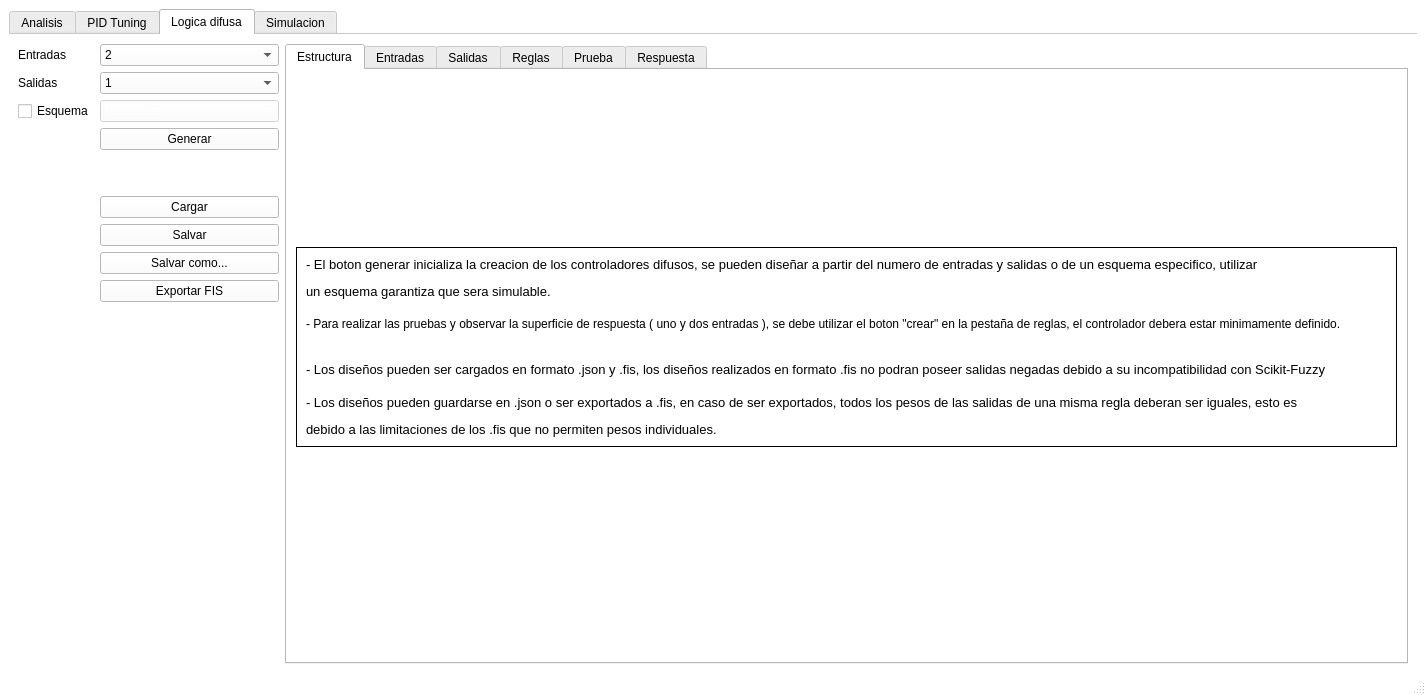
First picture: the form in Main aplication/VentanaPrincipal.ui, repository ezalorpro/LaboratorioDeControl, before the edit.
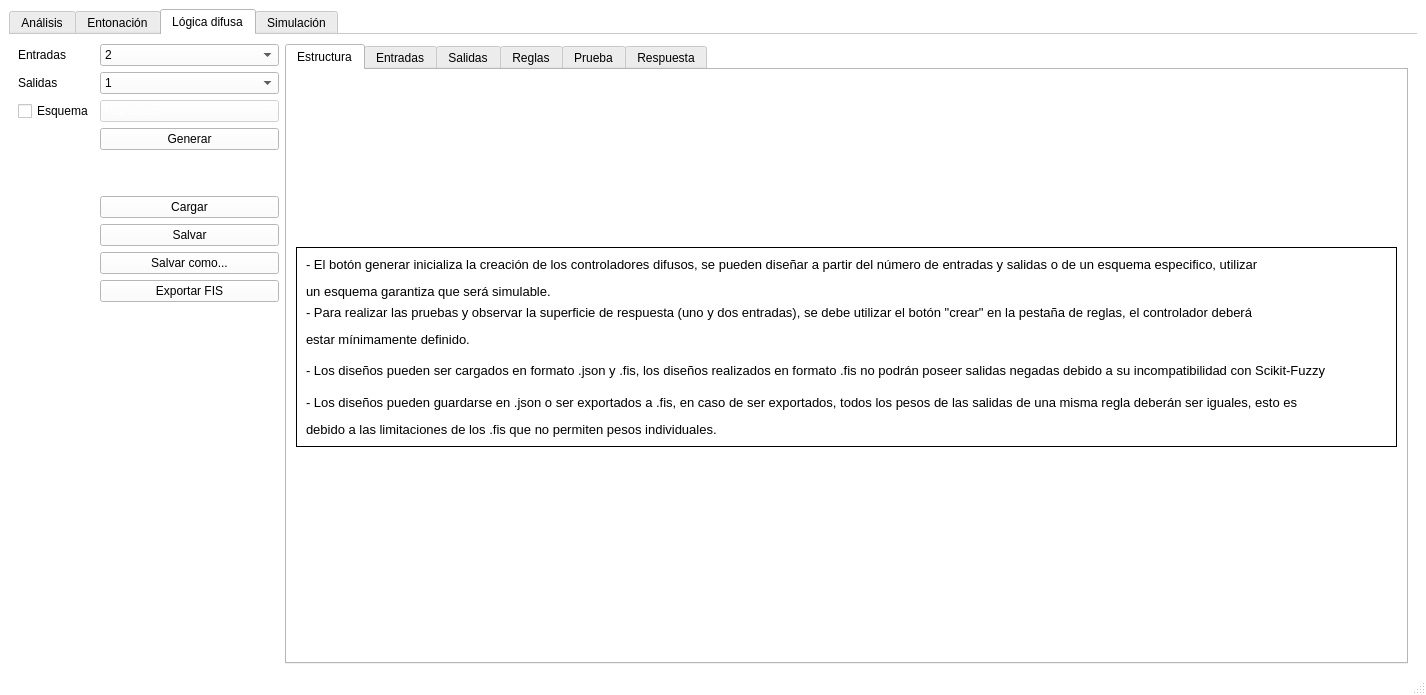
Second picture: the form after the edit. The open tabs and pages were chosen to show the change. Icons and pictures are not drawn. Custom widgets are drawn as their Qt base class.

Commit message: correcciones ortograficas interfaz grafica

The edit to the form file:
```diff
--- a/Main aplication/VentanaPrincipal.ui
+++ b/Main aplication/VentanaPrincipal.ui
@@ -423,7 +423,7 @@
       </property>
       <widget class="QWidget" name="analisisTab">
        <attribute name="title">
-        <string>Analisis</string>
+        <string>Análisis</string>
        </attribute>
        <layout class="QGridLayout" name="gridLayout_3">
         <item row="0" column="0">
@@ -1141,7 +1141,7 @@
       </widget>
       <widget class="QWidget" name="PIDTab">
        <attribute name="title">
-        <string>PID Tuning</string>
+        <string>Entonación</string>
        </attribute>
        <layout class="QGridLayout" name="gridLayout_8">
         <item row="0" column="0">
@@ -2790,7 +2790,7 @@
       </widget>
       <widget class="QWidget" name="fuzzyTab">
        <attribute name="title">
-        <string>Logica difusa</string>
+        <string>Lógica difusa</string>
        </attribute>
        <layout class="QGridLayout" name="gridLayout_16">
         <item row="0" column="0">
@@ -3131,28 +3131,28 @@
                    <item row="2" column="0">
                     <widget class="QLabel" name="label_36">
                      <property name="text">
-                      <string>&lt;html&gt;&lt;head/&gt;&lt;body&gt;&lt;p align=&quot;justify&quot;&gt;&lt;span style=&quot; font-size:10pt;&quot;&gt;- Los diseños pueden ser cargados en formato .json y .fis, los diseños realizados en formato .fis no podran poseer salidas negadas debido a su incompatibilidad con Scikit-Fuzzy&lt;/span&gt;&lt;/p&gt;&lt;/body&gt;&lt;/html&gt;</string>
+                      <string>&lt;html&gt;&lt;head/&gt;&lt;body&gt;&lt;p align=&quot;justify&quot;&gt;&lt;span style=&quot; font-size:10pt;&quot;&gt;- Los diseños pueden ser cargados en formato .json y .fis, los diseños realizados en formato .fis no podrán poseer salidas negadas debido a su incompatibilidad con Scikit-Fuzzy &lt;/span&gt;&lt;/p&gt;&lt;/body&gt;&lt;/html&gt;</string>
                      </property>
                     </widget>
                    </item>
                    <item row="0" column="0">
                     <widget class="QLabel" name="label_34">
                      <property name="text">
-                      <string>&lt;html&gt;&lt;head/&gt;&lt;body&gt;&lt;p align=&quot;justify&quot;&gt;&lt;span style=&quot; font-size:10pt;&quot;&gt;- El boton generar inicializa la creacion de los controladores difusos, se pueden diseñar a partir del numero de entradas y salidas o de un esquema especifico, utilizar&lt;/span&gt;&lt;/p&gt;&lt;p align=&quot;justify&quot;&gt;&lt;span style=&quot; font-size:10pt;&quot;&gt; un esquema garantiza que sera simulable.&lt;/span&gt;&lt;/p&gt;&lt;/body&gt;&lt;/html&gt;</string>
+                      <string>&lt;html&gt;&lt;head/&gt;&lt;body&gt;&lt;p&gt;&lt;span style=&quot; font-size:10pt;&quot;&gt;- El botón generar inicializa la creación de los controladores difusos, se pueden diseñar a partir del número de entradas y salidas o de un esquema especifico, utilizar&lt;/span&gt;&lt;/p&gt;&lt;p&gt;&lt;span style=&quot; font-size:10pt;&quot;&gt;un esquema garantiza que será simulable.&lt;/span&gt;&lt;/p&gt;&lt;/body&gt;&lt;/html&gt;</string>
                      </property>
                     </widget>
                    </item>
                    <item row="1" column="0">
                     <widget class="QLabel" name="label_35">
                      <property name="text">
-                      <string>&lt;html&gt;&lt;head/&gt;&lt;body&gt;&lt;p align=&quot;justify&quot;&gt;- Para realizar las pruebas y observar la superficie de respuesta ( uno y dos entradas ), se debe utilizar el boton &amp;quot;crear&amp;quot; en la pestaña de reglas, el controlador debera estar minimamente definido.&lt;/p&gt;&lt;/body&gt;&lt;/html&gt;</string>
+                      <string>&lt;html&gt;&lt;head/&gt;&lt;body&gt;&lt;p align=&quot;justify&quot;&gt;&lt;span style=&quot; font-size:10pt;&quot;&gt;- Para realizar las pruebas y observar la superficie de respuesta (uno y dos entradas), se debe utilizar el botón &amp;quot;crear&amp;quot; en la pestaña de reglas, el controlador deberá &lt;/span&gt;&lt;/p&gt;&lt;p align=&quot;justify&quot;&gt;&lt;span style=&quot; font-size:10pt;&quot;&gt;estar mínimamente definido. &lt;/span&gt;&lt;/p&gt;&lt;/body&gt;&lt;/html&gt;</string>
                      </property>
                     </widget>
                    </item>
                    <item row="3" column="0">
                     <widget class="QLabel" name="label_37">
                      <property name="text">
-                      <string>&lt;html&gt;&lt;head/&gt;&lt;body&gt;&lt;p align=&quot;justify&quot;&gt;&lt;span style=&quot; font-size:10pt;&quot;&gt;- Los diseños pueden guardarse en .json o ser exportados a .fis, en caso de ser exportados, todos los pesos de las salidas de una misma regla deberan ser iguales, esto es&lt;/span&gt;&lt;/p&gt;&lt;p align=&quot;justify&quot;&gt;&lt;span style=&quot; font-size:10pt;&quot;&gt; debido a las limitaciones de los .fis que no permiten pesos individuales.&lt;/span&gt;&lt;/p&gt;&lt;/body&gt;&lt;/html&gt;</string>
+                      <string>&lt;html&gt;&lt;head/&gt;&lt;body&gt;&lt;p align=&quot;justify&quot;&gt;&lt;span style=&quot; font-size:10pt;&quot;&gt;- Los diseños pueden guardarse en .json o ser exportados a .fis, en caso de ser exportados, todos los pesos de las salidas de una misma regla deberán ser iguales, esto es &lt;/span&gt;&lt;/p&gt;&lt;p align=&quot;justify&quot;&gt;&lt;span style=&quot; font-size:10pt;&quot;&gt;debido a las limitaciones de los .fis que no permiten pesos individuales. &lt;/span&gt;&lt;/p&gt;&lt;/body&gt;&lt;/html&gt;</string>
                      </property>
                     </widget>
                    </item>
@@ -7644,7 +7644,7 @@
       </widget>
       <widget class="QWidget" name="controlSimulacion">
        <attribute name="title">
-        <string>Simulacion</string>
+        <string>Simulación</string>
        </attribute>
        <layout class="QGridLayout" name="gridLayout_109">
         <item row="0" column="1">
```
Left out of the diff: 82 changed lines with no effect on the pictures. The commit also changes 5 other files.
